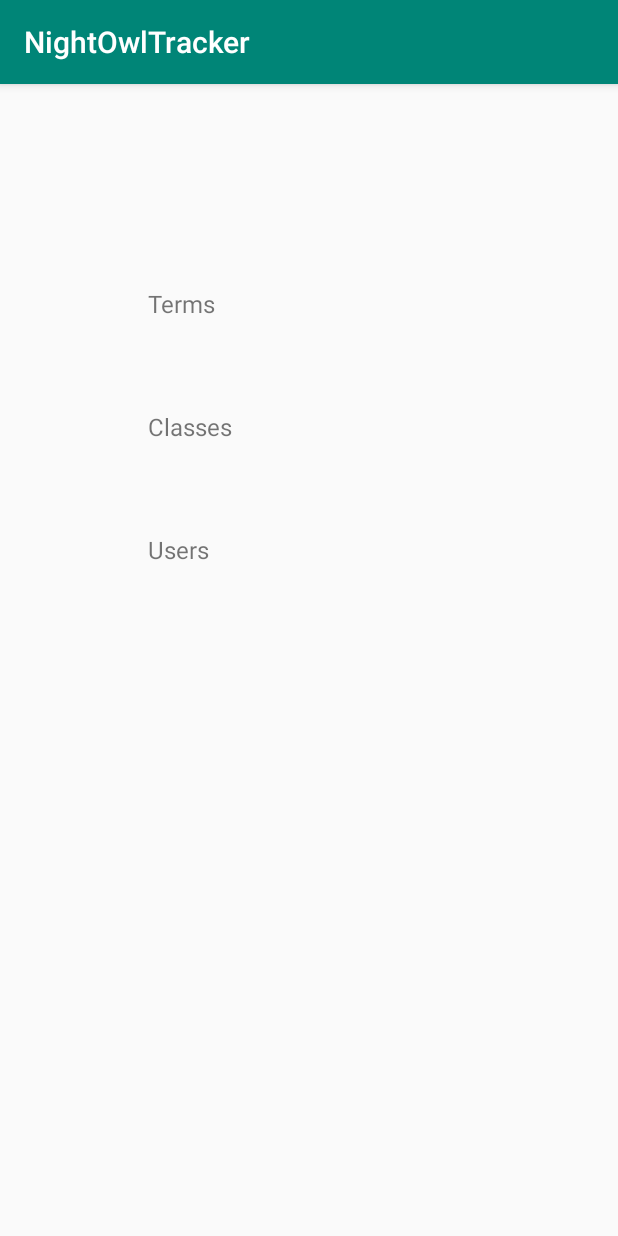
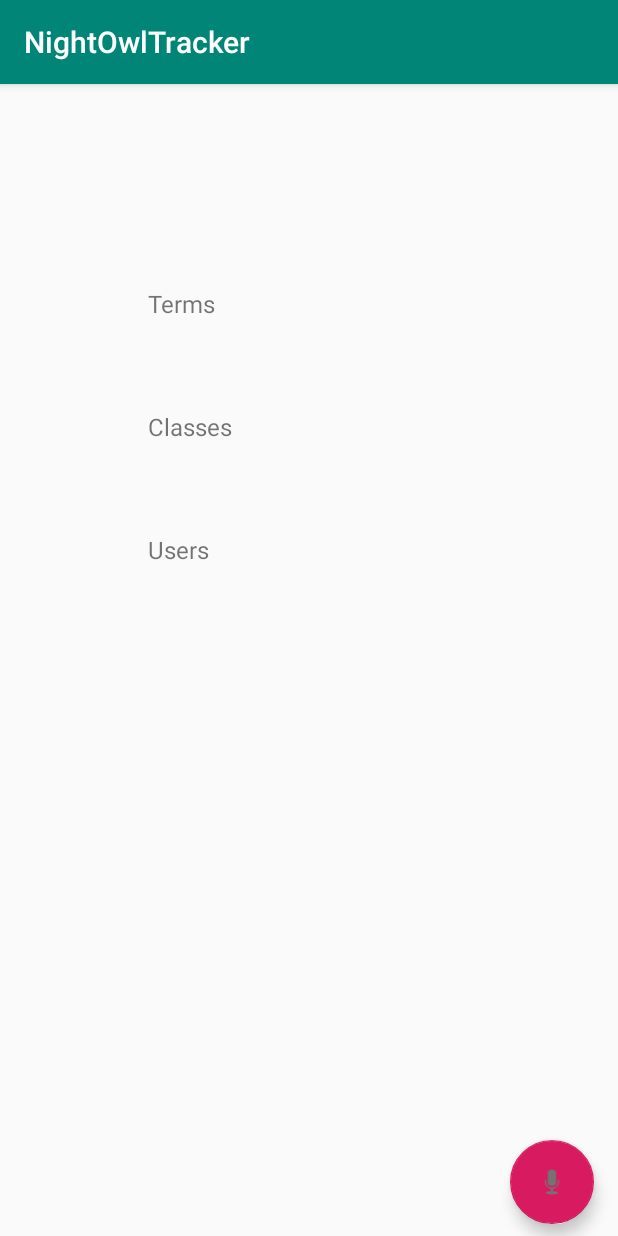
Before and after one commit to thwippp/NightOwlTracker, an Android app: the screen it shows after launch (MainActivity), after a tap on "Classes", on a phone screen of 412 x 824 dp. Run offline under Robolectric (Android 15) with nearby library versions, the phone set to English and light mode, and no system bars.

Commit message:
Added Activity View.  Got a generic switch hooked up in RecycleViewAdapter that changes the activity based on the title of the item.

```diff
--- a/app/src/main/AndroidManifest.xml
+++ b/app/src/main/AndroidManifest.xml
@@ -3,12 +3,12 @@
     package="com.example.nightowltracker">
 
     <application
-        android:allowBackup="true"
         android:icon="@mipmap/ic_launcher"
         android:label="@string/app_name"
         android:roundIcon="@mipmap/ic_launcher_round"
         android:supportsRtl="true"
         android:theme="@style/AppTheme">
+        <activity android:name=".activities.AcademicSessionActivity"></activity>
         <activity android:name=".activities.MainActivity">
             <intent-filter>
                 <action android:name="android.intent.action.MAIN" />
--- a/app/src/main/java/com/example/nightowltracker/activities/MainActivity.java
+++ b/app/src/main/java/com/example/nightowltracker/activities/MainActivity.java
@@ -1,8 +1,9 @@
 package com.example.nightowltracker.activities;
 
+import android.content.Intent;
 import android.os.Bundle;
 import android.util.Log;
-import android.widget.Toast;
+import android.view.View;
 
 import androidx.appcompat.app.AppCompatActivity;
 import androidx.recyclerview.widget.LinearLayoutManager;
@@ -11,6 +12,7 @@ import androidx.recyclerview.widget.RecyclerView;
 import com.example.nightowltracker.R;
 import com.example.nightowltracker.model.DBHelper;
 import com.example.nightowltracker.ui.RecyclerViewAdapter;
+import com.google.android.material.floatingactionbutton.FloatingActionButton;
 
 import java.util.ArrayList;
 
@@ -39,10 +41,18 @@ public class MainActivity extends AppCompatActivity {
         initRecyclerView();
 
         // Creates DB object
-        myHelper = new DBHelper(MainActivity.this);
-        myHelper.getWritableDatabase();  // creates or opens database
-        Toast.makeText(MainActivity.this, myHelper.getDatabaseName() + " opened!", Toast.LENGTH_SHORT).show();
+//        myHelper = new DBHelper(MainActivity.this);
+//        myHelper.getWritableDatabase();  // creates or opens database
+//        Toast.makeText(MainActivity.this, myHelper.getDatabaseName() + " opened!", Toast.LENGTH_SHORT).show();
 
+
+        FloatingActionButton fab = findViewById(R.id.fab);
+        fab.setOnClickListener(new View.OnClickListener() {
+            @Override
+            public void onClick(View view) {
+                startActivity(new Intent(MainActivity.this, AcademicSessionActivity.class));
+            }
+        });
 
 
     }
@@ -51,8 +61,8 @@ public class MainActivity extends AppCompatActivity {
     protected void onPause(){
         super.onPause();
 
-        myHelper.close();
-        Toast.makeText(MainActivity.this, myHelper.getDatabaseName() + " closed!", Toast.LENGTH_SHORT).show();
+//        myHelper.close();
+//        Toast.makeText(MainActivity.this, myHelper.getDatabaseName() + " closed!", Toast.LENGTH_SHORT).show();
     }
 
 
--- a/app/src/main/java/com/example/nightowltracker/ui/RecyclerViewAdapter.java
+++ b/app/src/main/java/com/example/nightowltracker/ui/RecyclerViewAdapter.java
@@ -1,6 +1,7 @@
 package com.example.nightowltracker.ui;
 
 import android.content.Context;
+import android.content.Intent;
 import android.util.Log;
 import android.view.LayoutInflater;
 import android.view.View;
@@ -13,6 +14,8 @@ import androidx.annotation.NonNull;
 import androidx.recyclerview.widget.RecyclerView;
 
 import com.example.nightowltracker.R;
+import com.example.nightowltracker.activities.AcademicSessionActivity;
+import com.example.nightowltracker.activities.MainActivity;
 
 import java.util.ArrayList;
 
@@ -22,6 +25,8 @@ public class RecyclerViewAdapter extends RecyclerView.Adapter<RecyclerViewAdapte
 
     private ArrayList<String> mTitle = new ArrayList<>();
     private Context mContext;
+    private Context context;
+
 
     public RecyclerViewAdapter(Context mContext, ArrayList<String> mTitle) {
         this.mTitle = mTitle;
@@ -37,23 +42,38 @@ public class RecyclerViewAdapter extends RecyclerView.Adapter<RecyclerViewAdapte
     }
 
     @Override
-    public void onBindViewHolder(@NonNull ViewHolder holder, final int position) {
+    public void onBindViewHolder(@NonNull final ViewHolder holder, final int position) {
         Log.d(TAG, "onBindViewHolder: called.");
+
 
         holder.text.setText(mTitle.get(position));
         holder.parentLayout.setOnClickListener(new View.OnClickListener() {
             @Override
             public void onClick(View view) {
                 Log.d(TAG, "onClick: clicked on: " + mTitle.get(position));
+
+                Intent intent = null;
+
+                switch (mTitle.get(position)) {
+                    case "Terms":
+                        intent = new Intent(context, AcademicSessionActivity.class);
+                        break;
+                    default:
+                        intent = new Intent(context, MainActivity.class);
+                        break;
+                }
+                context.startActivity(intent);
+
                 Toast.makeText(mContext, mTitle.get(position), Toast.LENGTH_SHORT).show();
+
             }
         });
     }
 
-        @Override
-        public int getItemCount(){
-            return mTitle.size();
-        }
+    @Override
+    public int getItemCount() {
+        return mTitle.size();
+    }
 
     public class ViewHolder extends RecyclerView.ViewHolder {
         TextView text;
@@ -62,6 +82,7 @@ public class RecyclerViewAdapter extends RecyclerView.Adapter<RecyclerViewAdapte
 
         public ViewHolder(@NonNull View itemView) {
             super(itemView);
+            context = itemView.getContext();
             text = itemView.findViewById(R.id.textView1);
             parentLayout = itemView.findViewById(R.id.linearLayout);
         }
--- a/app/src/main/res/layout/activity_main.xml
+++ b/app/src/main/res/layout/activity_main.xml
@@ -1,28 +1,11 @@
 <?xml version="1.0" encoding="utf-8"?>
 <androidx.constraintlayout.widget.ConstraintLayout xmlns:android="http://schemas.android.com/apk/res/android"
-    xmlns:app="http://schemas.android.com/apk/res-auto"
     xmlns:tools="http://schemas.android.com/tools"
     android:layout_width="match_parent"
     android:layout_height="match_parent"
+    android:id="@+id/main_activity"
     tools:context=".activities.MainActivity">
 
-    <androidx.recyclerview.widget.RecyclerView
-        android:id="@+id/recycler_view"
-        android:layout_width="395dp"
-        android:layout_height="582dp"
-        android:layout_marginStart="8dp"
-        android:layout_marginLeft="8dp"
-        android:layout_marginTop="32dp"
-        android:layout_marginEnd="8dp"
-        android:layout_marginRight="8dp"
-        android:layout_marginBottom="8dp"
-        android:clickable="true"
-        android:focusable="true"
-        android:focusableInTouchMode="true"
-        android:scrollbars="vertical"
-        app:layout_constraintBottom_toBottomOf="parent"
-        app:layout_constraintEnd_toEndOf="parent"
-        app:layout_constraintStart_toStartOf="parent"
-        app:layout_constraintTop_toTopOf="parent"
-        tools:listitem="@layout/recycler_view_item" />
+    <include layout="@layout/constraint_layout" />
+
 </androidx.constraintlayout.widget.ConstraintLayout>
--- /dev/null
+++ b/app/src/main/res/layout/constraint_layout.xml
@@ -0,0 +1,41 @@
+<?xml version="1.0" encoding="utf-8"?>
+<androidx.constraintlayout.widget.ConstraintLayout xmlns:android="http://schemas.android.com/apk/res/android"
+    xmlns:app="http://schemas.android.com/apk/res-auto"
+    xmlns:tools="http://schemas.android.com/tools"
+    android:layout_width="match_parent"
+    android:layout_height="match_parent">
+
+
+    <androidx.recyclerview.widget.RecyclerView
+        android:id="@+id/recycler_view"
+        android:layout_width="395dp"
+        android:layout_height="582dp"
+        android:layout_marginStart="8dp"
+        android:layout_marginLeft="8dp"
+        android:layout_marginTop="32dp"
+        android:layout_marginEnd="8dp"
+        android:layout_marginRight="8dp"
+        android:layout_marginBottom="8dp"
+        android:clickable="true"
+        android:focusable="true"
+        android:focusableInTouchMode="true"
+        android:scrollbars="vertical"
+        app:layout_constraintBottom_toBottomOf="parent"
+        app:layout_constraintEnd_toEndOf="parent"
+        app:layout_constraintStart_toStartOf="parent"
+        app:layout_constraintTop_toTopOf="parent"
+        tools:listitem="@layout/recycler_view_item" />
+
+    <com.google.android.material.floatingactionbutton.FloatingActionButton
+        android:id="@+id/fab"
+        android:layout_width="wrap_content"
+        android:layout_height="wrap_content"
+        android:layout_marginEnd="8dp"
+        android:layout_marginRight="8dp"
+        android:layout_marginBottom="8dp"
+        android:clickable="true"
+        app:layout_constraintBottom_toBottomOf="parent"
+        app:layout_constraintEnd_toEndOf="@+id/recycler_view"
+        app:srcCompat="@android:drawable/ic_btn_speak_now" />
+
+</androidx.constraintlayout.widget.ConstraintLayout>
--- a/app/src/main/res/layout/recycler_view_list_item.xml
+++ b/app/src/main/res/layout/recycler_view_list_item.xml
@@ -1,13 +1,11 @@
 <?xml version="1.0" encoding="utf-8"?>
-<androidx.constraintlayout.widget.ConstraintLayout
-    xmlns:android="http://schemas.android.com/apk/res/android"
+<androidx.constraintlayout.widget.ConstraintLayout xmlns:android="http://schemas.android.com/apk/res/android"
     xmlns:app="http://schemas.android.com/apk/res-auto"
-    xmlns:tools="http://schemas.android.com/tools"
     android:layout_width="match_parent"
     android:layout_height="wrap_content">
 
     <com.google.android.material.floatingactionbutton.FloatingActionButton
-        android:id="@+id/fab"
+        android:id="@+id/fab1"
         android:layout_width="wrap_content"
         android:layout_height="wrap_content"
         android:layout_marginStart="8dp"
@@ -37,6 +35,6 @@
         android:textSize="@dimen/list_text_size"
         app:layout_constraintBottom_toBottomOf="parent"
         app:layout_constraintEnd_toEndOf="parent"
-        app:layout_constraintStart_toEndOf="@+id/fab"
+        app:layout_constraintStart_toEndOf="@+id/fab1"
         app:layout_constraintTop_toTopOf="parent" />
 </androidx.constraintlayout.widget.ConstraintLayout>
```
